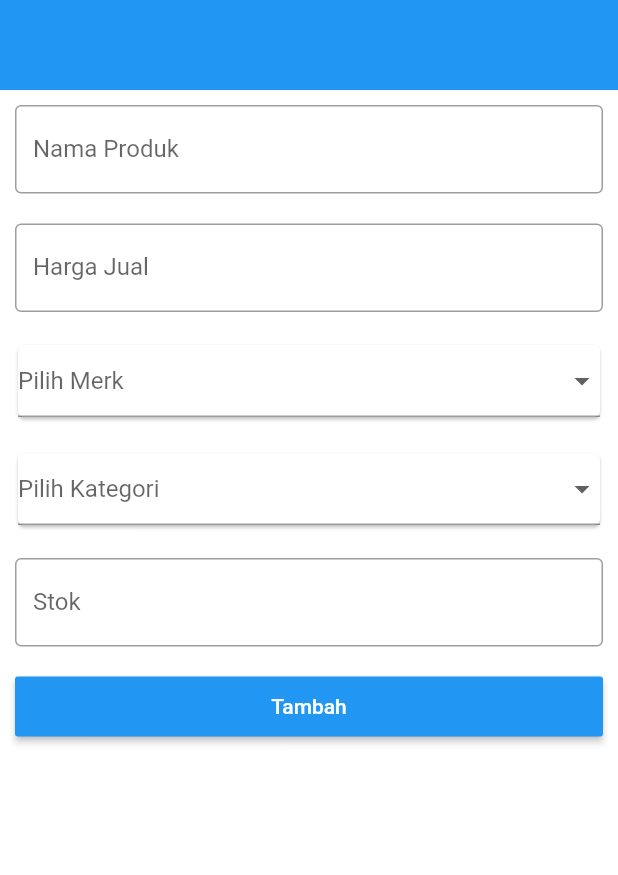
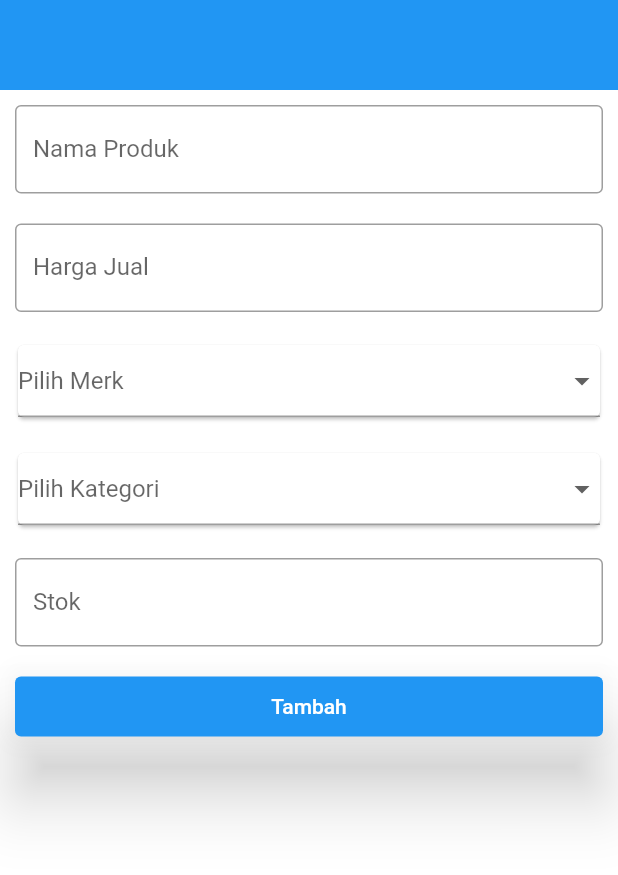
Before and after one commit to AgassiPutra/e_warung, a Flutter app: the AddProduct screen opened directly, on a phone screen of 412 x 824 dp, the part 294-1169 px from its top. Run offline on Flutter 3.47's test engine with Material 2 defaults, Android fonts, the phone set to English and light mode, and no system bars; our stand-ins replace material_floating_search_bar, shared_preferences; missing offline and left inert: dropdown_below; accounts and stored records are empty.

Commit message:
fix minor pada navigation

```diff
--- a/lib/screens/admin/responnotif.dart
+++ b/lib/screens/admin/responnotif.dart
@@ -7,8 +7,7 @@ class Respon extends StatelessWidget {
 
   @override
   Widget build(BuildContext context) {
-    return MaterialApp(
-      home: Scaffold(
+    return Scaffold(
         appBar: AppBar(
           centerTitle: true,
           title: const Text(' RESPON NOTIFIKASI'),
@@ -87,9 +86,6 @@ class Respon extends StatelessWidget {
                   }),
             ],
           ),
-        ),
-      ),
-      debugShowCheckedModeBanner: false,
-    );
+        ));
   }
 }
--- a/lib/screens/admin/tambahproduk.dart
+++ b/lib/screens/admin/tambahproduk.dart
@@ -2,6 +2,7 @@ import 'dart:convert';
 import 'package:dropdown_below/dropdown_below.dart';
 import 'package:flutter/material.dart';
 import 'package:flutter/cupertino.dart';
+import 'package:flutter/painting.dart';
 import 'package:shared_preferences/shared_preferences.dart';
 
 class AddProduct extends StatefulWidget {
@@ -17,19 +18,21 @@ class MapScreenState extends State<AddProduct> {
   TextEditingController stokController = TextEditingController();
 
   List _testList = [
-    {'no': 1, 'keyword': 'Sayur'},
-    {'no': 2, 'keyword': 'Daging'},
-    {'no': 3, 'keyword': 'Buah'},
-    {'no': 4, 'keyword': 'Kerajinan'}
+    {'no': 1, 'keyword': 'Semua'},
+    {'no': 2, 'keyword': 'Sayur'},
+    {'no': 3, 'keyword': 'Daging'},
+    {'no': 4, 'keyword': 'Buah'},
+    {'no': 5, 'keyword': 'Kerajinan'}
   ];
   List<DropdownMenuItem> _dropdownTestItems = [];
   var _selectedTest;
 
   List _testList2 = [
-    {'no': 1, 'keyword': 'Merk1'},
-    {'no': 2, 'keyword': 'Merk2'},
-    {'no': 3, 'keyword': 'Merk3'},
-    {'no': 4, 'keyword': 'Merk4'}
+    {'no': 1, 'keyword': 'Semua'},
+    {'no': 2, 'keyword': 'Merk1'},
+    {'no': 3, 'keyword': 'Merk2'},
+    {'no': 4, 'keyword': 'Merk3'},
+    {'no': 5, 'keyword': 'Merk4'}
   ];
   List<DropdownMenuItem> _dropdownTestItems2 = [];
   var _selectedTest2;
@@ -186,18 +189,14 @@ class MapScreenState extends State<AddProduct> {
             Container(
                 height: 50,
                 padding: const EdgeInsets.fromLTRB(10, 10, 10, 0),
-                child: RaisedButton(
-                  textColor: Colors.white,
-                  color: Colors.blue,
+                child: TextButton(
                   child: Text('Tambah'),
-                  onPressed: () {
-                    // print(nameController.text);
-                    // print(passwordController.text);
-                    // Navigator.push(
-                    //   context,
-                    //   MaterialPageRoute(builder: (context) => Dashboard()),
-                    // );
-                  },
+                  style: TextButton.styleFrom(
+                    primary: Colors.white,
+                    backgroundColor: Colors.blue,
+                    elevation: 20,
+                  ),
+                  onPressed: () {},
                 )),
           ],
         ),
--- a/lib/screens/admin/warungproduk.dart
+++ b/lib/screens/admin/warungproduk.dart
@@ -7,8 +7,7 @@ class WarungProduk extends StatelessWidget {
   final myProducts = List<String>.generate(20, (i) => 'Product $i');
   @override
   Widget build(BuildContext context) {
-    return MaterialApp(
-      home: Scaffold(
+    return Scaffold(
       appBar: AppBar(
         centerTitle: true,
         title: const Text(' List Produk'),
@@ -25,8 +24,8 @@ class WarungProduk extends StatelessWidget {
                     leading: Icon(Icons.store, size: 50),
                     title: Text(
                       'Nama Warung',
-                        style: TextStyle(
-                            fontWeight: FontWeight.bold, fontSize: 40),
+                      style:
+                          TextStyle(fontWeight: FontWeight.bold, fontSize: 40),
                     ),
                     subtitle: Text(
                       'Nama Pemilik',
@@ -53,8 +52,6 @@ class WarungProduk extends StatelessWidget {
           ],
         ),
       ),
-      ),
-      debugShowCheckedModeBanner: false,
     );
   }
 }
```
Lines whose indentation alone changed are shown as unchanged.
